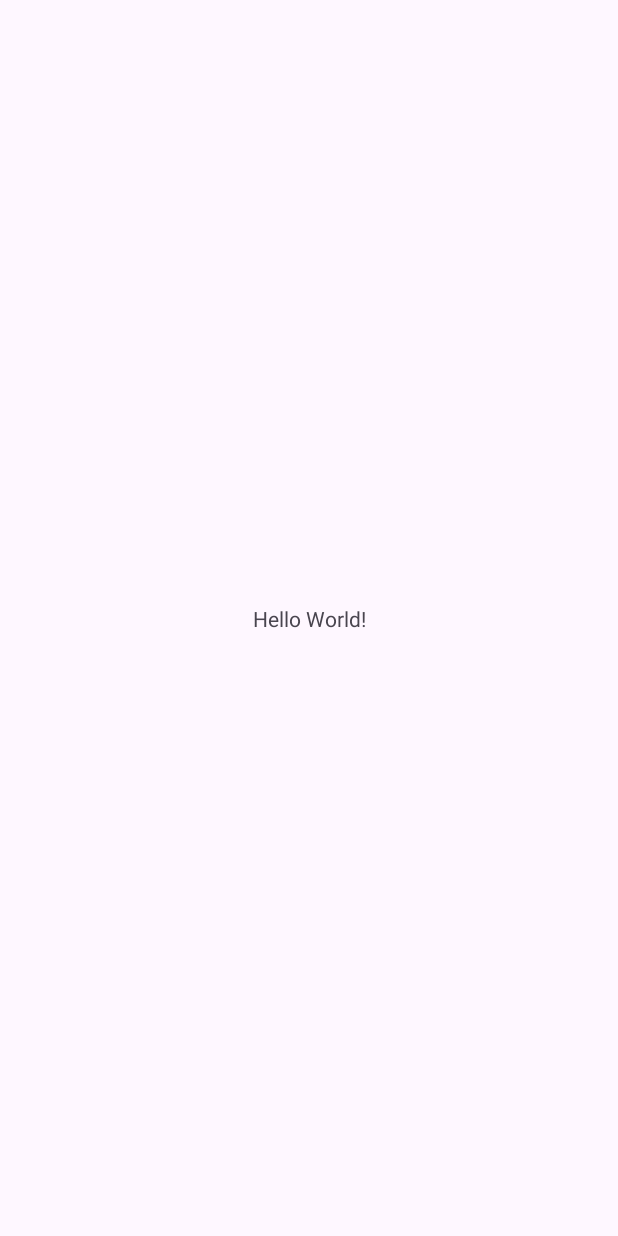
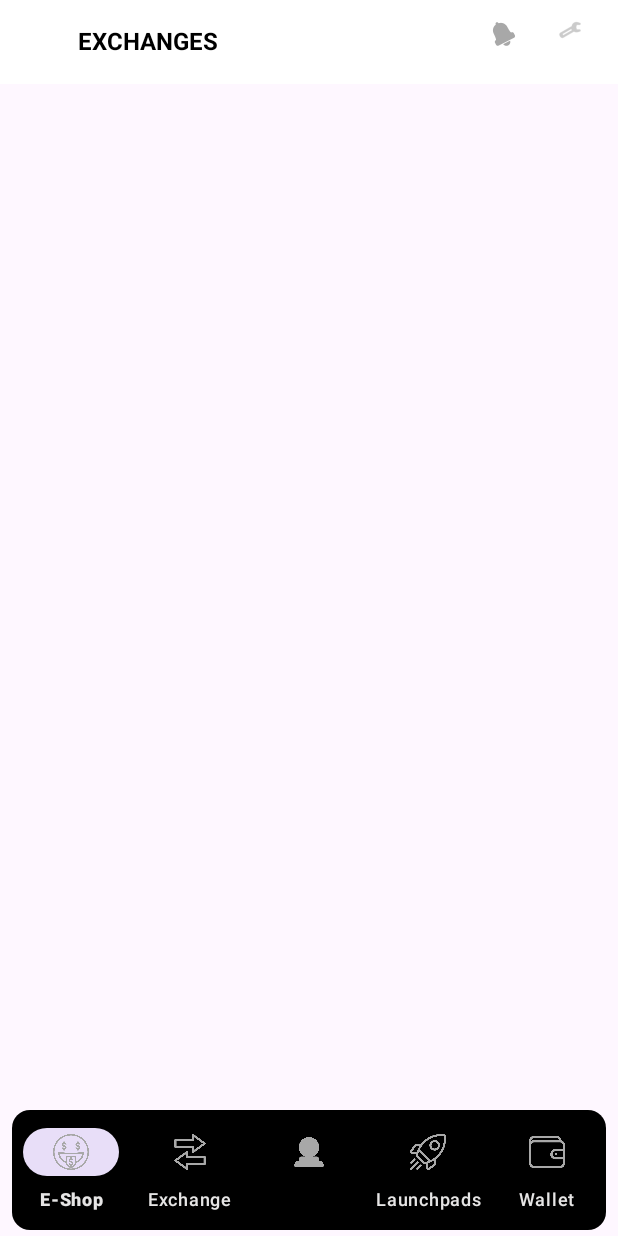
Before and after one commit to Ruhi22/GweilandTask, an Android app: the screen it shows after launch (MainActivity), on a phone screen of 412 x 824 dp. Before the commit the screen is almost empty. Run offline under Robolectric (Android 15) with nearby library versions, the phone set to English and light mode, and no system bars.

Commit message:
Gweiland Task BottomNav basic and Top Custom toolbar basic structure upload

```diff
--- /dev/null
+++ b/app/src/main/res/color/icons_color.xml
@@ -0,0 +1,11 @@
+<?xml version="1.0" encoding="utf-8"?>
+<selector xmlns:android="http://schemas.android.com/apk/res/android">
+
+    <item
+        android:color="@color/bnavIconText"
+        android:state_checked="true"/>
+    <item
+        android:color="@color/colorGrayLight"
+        android:state_checked="false"/>
+
+</selector>
--- /dev/null
+++ b/app/src/main/res/drawable/bottom_nav.xml
@@ -0,0 +1,11 @@
+<?xml version="1.0" encoding="utf-8"?>
+<shape xmlns:android="http://schemas.android.com/apk/res/android">
+
+    <solid android:color="@color/black"/>
+    <corners
+        android:topLeftRadius="12dp"
+        android:topRightRadius="12dp"
+        android:bottomLeftRadius="12dp"
+        android:bottomRightRadius="12dp"/>
+
+</shape>
--- a/app/src/main/res/layout/activity_main.xml
+++ b/app/src/main/res/layout/activity_main.xml
@@ -1,18 +1,39 @@
 <?xml version="1.0" encoding="utf-8"?>
-<androidx.constraintlayout.widget.ConstraintLayout xmlns:android="http://schemas.android.com/apk/res/android"
+<RelativeLayout xmlns:android="http://schemas.android.com/apk/res/android"
     xmlns:app="http://schemas.android.com/apk/res-auto"
     xmlns:tools="http://schemas.android.com/tools"
     android:layout_width="match_parent"
     android:layout_height="match_parent"
     tools:context=".MainActivity">
 
-    <TextView
-        android:layout_width="wrap_content"
+    <FrameLayout
+        android:id="@+id/fl_parentContainer"
+        android:layout_width="match_parent"
+        android:layout_height="match_parent"
+        android:layout_above="@+id/bnv_bottomNavigation">
+
+        <include
+            android:id="@+id/i_custom_toolbar"
+            layout="@layout/custom_toolbar"
+            android:layout_above="@+id/fl_parentContainer"
+            android:layout_width="match_parent"
+            android:layout_height="56dp"/>
+
+    </FrameLayout>
+
+    <com.google.android.material.bottomnavigation.BottomNavigationView
+        android:id="@+id/bnv_bottomNavigation"
+        android:layout_width="match_parent"
         android:layout_height="wrap_content"
-        android:text="Hello World!"
-        app:layout_constraintBottom_toBottomOf="parent"
-        app:layout_constraintEnd_toEndOf="parent"
-        app:layout_constraintStart_toStartOf="parent"
-        app:layout_constraintTop_toTopOf="parent" />
+        android:layout_marginLeft="8dp"
+        android:layout_marginRight="8dp"
+        android:layout_marginBottom="4dp"
+        android:layout_alignParentBottom="true"
+        android:background="@drawable/bottom_nav"
+        app:itemIconTint="@color/colorGrayLight"
+        app:itemRippleColor="@color/teal_700"
+        app:itemTextColor="@color/colorGrayVeryLight"
+        app:labelVisibilityMode="labeled"
+        app:menu="@menu/menu_items"></com.google.android.material.bottomnavigation.BottomNavigationView>
 
-</androidx.constraintlayout.widget.ConstraintLayout>
+</RelativeLayout>
--- /dev/null
+++ b/app/src/main/res/layout/custom_toolbar.xml
@@ -0,0 +1,58 @@
+<?xml version="1.0" encoding="utf-8"?>
+<androidx.constraintlayout.widget.ConstraintLayout
+    xmlns:android="http://schemas.android.com/apk/res/android"
+    xmlns:app="http://schemas.android.com/apk/res-auto"
+    xmlns:tools="http://schemas.android.com/tools"
+    android:layout_width="match_parent"
+    android:layout_height="56dp"
+    android:background="@color/white">
+
+    <LinearLayout
+        android:id="@+id/ll_bell"
+        android:layout_width="48dp"
+        android:layout_height="48dp"
+        android:tint="@color/white"
+        android:orientation="vertical"
+        app:layout_constraintBottom_toBottomOf="parent"
+        app:layout_constraintEnd_toEndOf="parent"
+        app:layout_constraintTop_toTopOf="parent">
+
+        <androidx.appcompat.widget.AppCompatImageView
+            android:layout_width="32dp"
+            android:layout_height="32dp"
+            android:padding="8dp"
+            android:src="@android:drawable/ic_menu_manage"
+            android:tint="@color/colorGrayLight"
+            app:layout_constraintBottom_toBottomOf="parent"
+            app:layout_constraintEnd_toEndOf="parent"
+            app:layout_constraintTop_toTopOf="parent"/>
+
+    </LinearLayout>
+
+    <TextView
+        android:layout_width="wrap_content"
+        android:layout_height="wrap_content"
+        android:layout_marginStart="52dp"
+        android:layout_marginTop="16dp"
+        android:text="@string/exchanges"
+        android:textStyle="bold"
+        android:textColor="@color/black"
+        android:textSize="16sp"
+        android:textAllCaps="true"
+        app:layout_constraintStart_toStartOf="parent"
+        app:layout_constraintTop_toTopOf="parent" />
+
+    <androidx.appcompat.widget.AppCompatImageView
+        android:layout_width="32dp"
+        android:layout_height="32dp"
+        android:layout_marginEnd="60dp"
+        android:padding="8dp"
+        android:src="@android:drawable/ic_popup_reminder"
+        android:tint="@color/colorGrayLight"
+        app:layout_constraintBottom_toBottomOf="parent"
+        app:layout_constraintEnd_toEndOf="parent"
+        app:layout_constraintTop_toTopOf="parent"
+        app:layout_constraintVertical_bias="0.291" />
+
+
+</androidx.constraintlayout.widget.ConstraintLayout>
--- /dev/null
+++ b/app/src/main/res/menu/menu_items.xml
@@ -0,0 +1,26 @@
+<?xml version="1.0" encoding="utf-8"?>
+<menu xmlns:android="http://schemas.android.com/apk/res/android">
+    <item
+        android:id="@+id/home"
+        android:icon="@drawable/dollar_smile"
+        android:title="E-Shop"/>
+    <item
+        android:id="@+id/jobs"
+        android:icon="@drawable/exchange"
+        android:title="Exchange"/>
+    <item
+        android:id="@+id/responses"
+        android:icon="@drawable/globe"
+        android:title=""/>
+    <item
+        android:id="@+id/profile"
+        android:icon="@drawable/launch"
+        android:title="Launchpads"/>
+
+    <item
+        android:id="@+id/groups"
+        android:icon="@drawable/wallet"
+        android:title="Wallet"/>
+
+
+</menu>
--- a/app/src/main/res/values/colors.xml
+++ b/app/src/main/res/values/colors.xml
@@ -2,4 +2,26 @@
 <resources>
     <color name="black">#FF000000</color>
     <color name="white">#FFFFFFFF</color>
+
+    <color name="purple_200">#FFBB86FC</color>
+    <color name="purple_500">#FF6200EE</color>
+    <color name="purple_700">#FF3700B3</color>
+    <color name="teal_200">#FF03DAC5</color>
+    <color name="teal_700">#FF018786</color>
+    <color name="red">#FD0000</color>
+
+    <color name="colorPrimary">#0969C3</color>
+    <color name="colorPrimaryDark">#0969C3</color>
+    <color name="colorAccent">#0969C3</color>
+    <color name="colorOrange">#FF7A00</color>
+    <color name="colorGreen">#009688</color>
+    <color name="colorGray">#252525</color>
+    <color name="colorGrayLight">#A8A8A8</color>
+    <color name="colorGrayVeryLight">#E6E5E5</color>
+    <color name="colorLightBlue">#87CEFA</color>
+    <color name="colorLightTeal">#E0F2F1</color>
+    <color name="colorstatusBar">#163F5A</color>
+    <color name="colorToolbar">#163F5A</color>
+    <color name="bnavIconText">#FF286893</color>
+    <color name="tabs">#295C69</color>
 </resources>
--- a/app/src/main/res/values/strings.xml
+++ b/app/src/main/res/values/strings.xml
@@ -1,3 +1,4 @@
 <resources>
     <string name="app_name">GweilandTask</string>
+    <string name="exchanges">Exchanges</string>
 </resources>
```
Also changed, not shown: app/src/main/res/drawable/dollar_smile.png (added), app/src/main/res/drawable/dollar_smiley.png (added), app/src/main/res/drawable/exchange.png (added), app/src/main/res/drawable/globe.png (added), app/src/main/res/drawable/launch.png (added), app/src/main/res/drawable/wallet.png (added).
